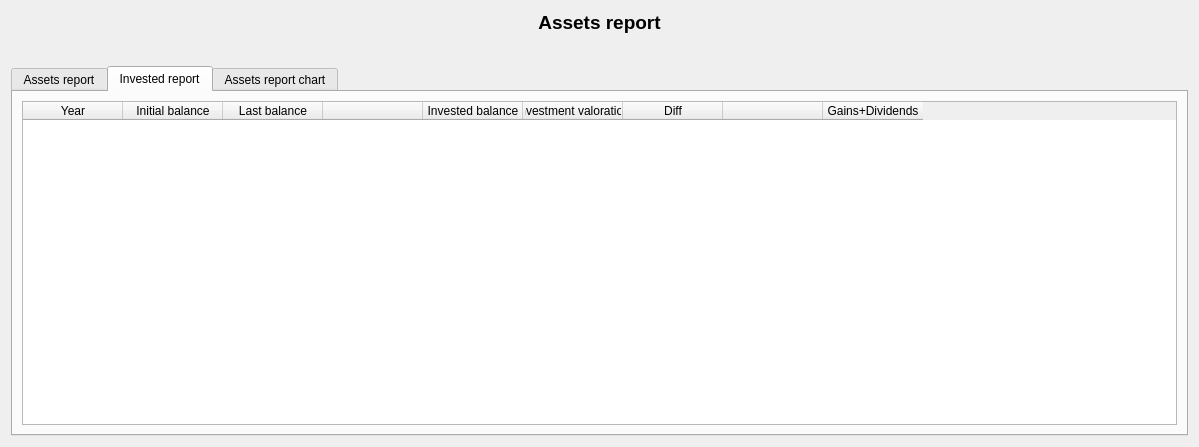
Qt form ui/wdgAPR.ui (turulomio/xulpymoney) before a commit.
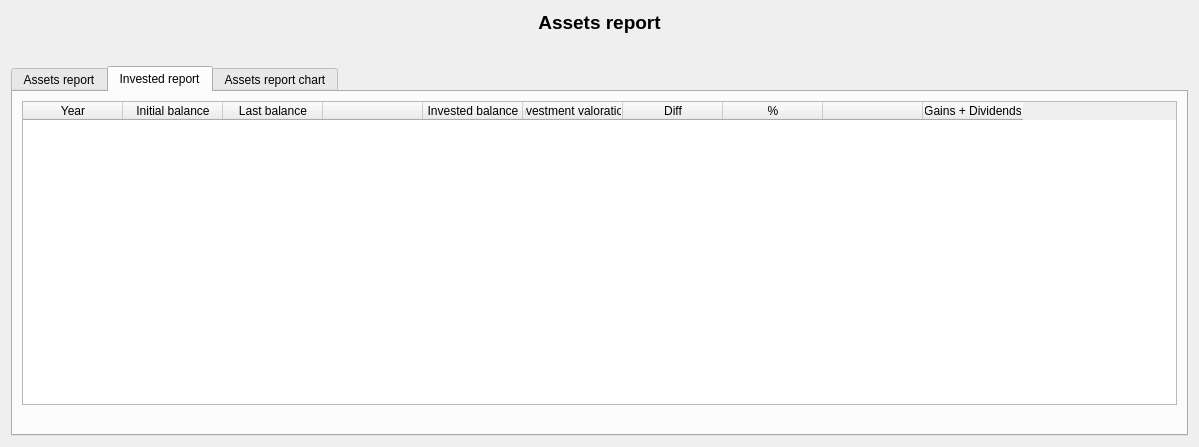
The same form after that commit. The open tabs and pages were chosen to show the change. Icons and pictures are not drawn. Custom widgets are drawn as their Qt base class.

Commit message: Added label to wdgAPR

```diff
--- a/ui/wdgAPR.ui
+++ b/ui/wdgAPR.ui
@@ -203,6 +203,11 @@
                <string>Diff</string>
               </property>
              </column>
+             <column>
+              <property name="text">
+               <string>%</string>
+              </property>
+             </column>
              <column>
               <property name="text">
                <string/>
@@ -210,11 +215,27 @@
              </column>
              <column>
               <property name="text">
-               <string>Gains+Dividends</string>
+               <string>Gains + Dividends</string>
               </property>
              </column>
             </widget>
            </item>
+           <item>
+            <widget class="QLabel" name="lblReport">
+             <property name="font">
+              <font>
+               <weight>75</weight>
+               <bold>true</bold>
+              </font>
+             </property>
+             <property name="text">
+              <string/>
+             </property>
+             <property name="alignment">
+              <set>Qt::AlignCenter</set>
+             </property>
+            </widget>
+           </item>
           </layout>
          </item>
         </layout>
```
Left out of the diff: 2 changed lines with no effect on the pictures. The commit also changes 7 other files.
